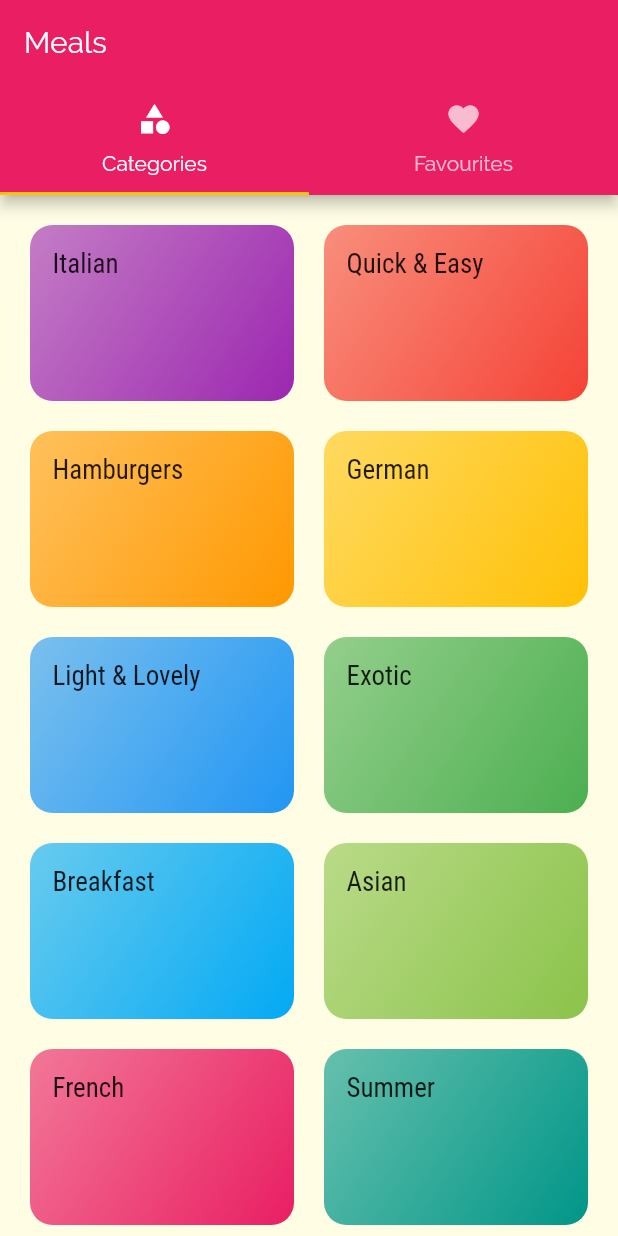
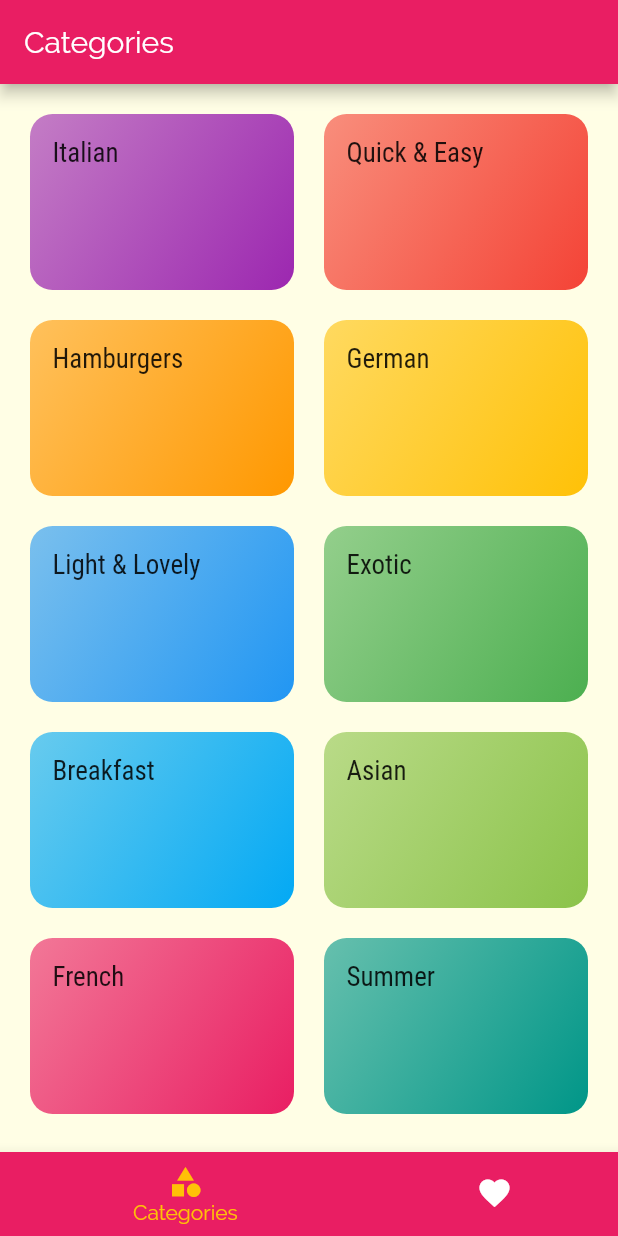
Before and after one commit to nelanz/Meals-App, a Flutter app: the screen it shows after launch, on a phone screen of 412 x 824 dp. Run offline on Flutter 3.47's test engine with Material 2 defaults, Android fonts, the phone set to English and light mode, and no system bars.

Commit message:
Added bottom navigation bar

```diff
--- a/lib/screens/tabs_screen.dart
+++ b/lib/screens/tabs_screen.dart
@@ -8,25 +8,41 @@ class TabsScreen extends StatefulWidget {
 }
 
 class _TabsScreenState extends State<TabsScreen> {
+  final List<Map<String, Object>> _pages = [
+    {'page': CategoriesScreen(), 'title': 'Categories'},
+    {'page': FavouritesScreen(), 'title': 'Favourites'}
+  ];
+
+  int _selectedPageIndex = 0;
+
+  void _selectPage(int index) {
+    setState(() {
+      _selectedPageIndex = index;
+    });
+  }
+
   @override
   Widget build(BuildContext context) {
-    return DefaultTabController(
-      length: 2,
-      child: Scaffold(
-        appBar: AppBar(title: Text('Meals'), bottom: TabBar(tabs: <Widget>[
-          Tab(
-            icon: Icon(Icons.category),
-            text: 'Categories',
-          ),
-          Tab(
-            icon: Icon(Icons.favorite),
-            text: 'Favourites',
-          ),
-        ]),),
-        body: TabBarView(children: <Widget>[
-          CategoriesScreen(),
-          FavouritesScreen(),
-        ]),
+    return Scaffold(
+      appBar: AppBar(title: Text(_pages[_selectedPageIndex]['title'])),
+      body: _pages[_selectedPageIndex]['page'],
+      bottomNavigationBar: BottomNavigationBar(
+        onTap: _selectPage,
+        backgroundColor: Theme.of(context).primaryColor,
+        unselectedItemColor: Colors.white,
+        selectedItemColor: Theme.of(context).accentColor,
+        currentIndex: _selectedPageIndex,
+        type: BottomNavigationBarType.shifting,
+        items: [
+          BottomNavigationBarItem(
+              backgroundColor: Theme.of(context).primaryColor,
+              icon: Icon(Icons.category),
+              title: Text('Categories')),
+          BottomNavigationBarItem(
+              backgroundColor: Theme.of(context).primaryColor,
+              icon: Icon(Icons.favorite),
+              title: Text('Favourites')),
+        ],
       ),
     );
   }
```
